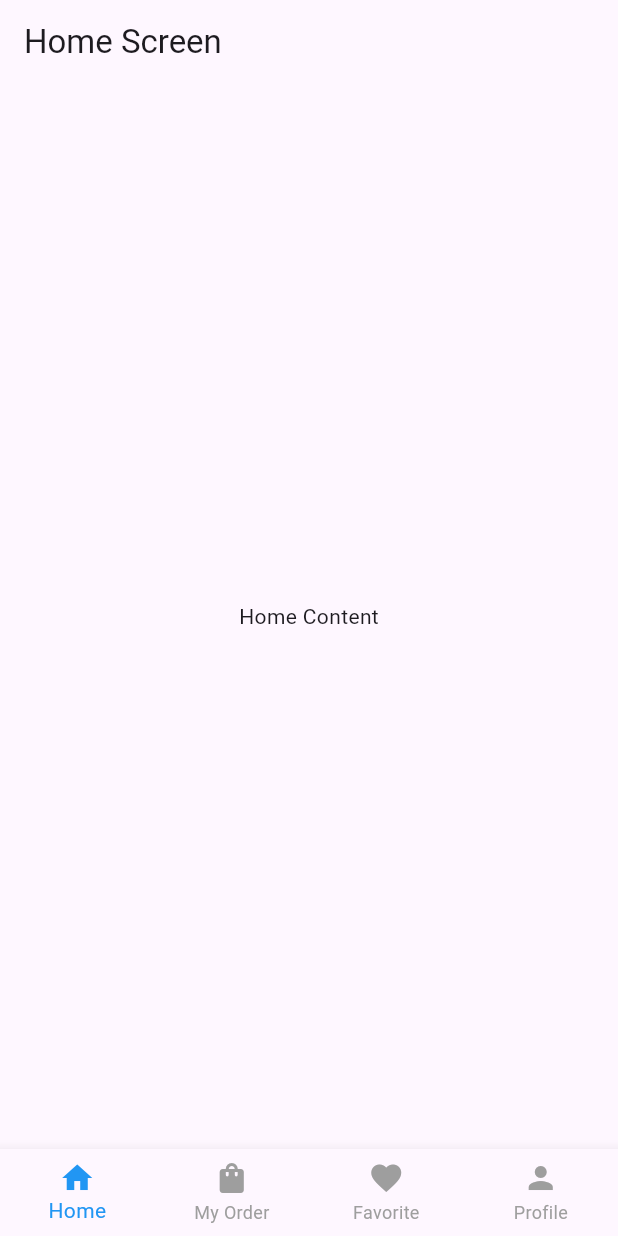
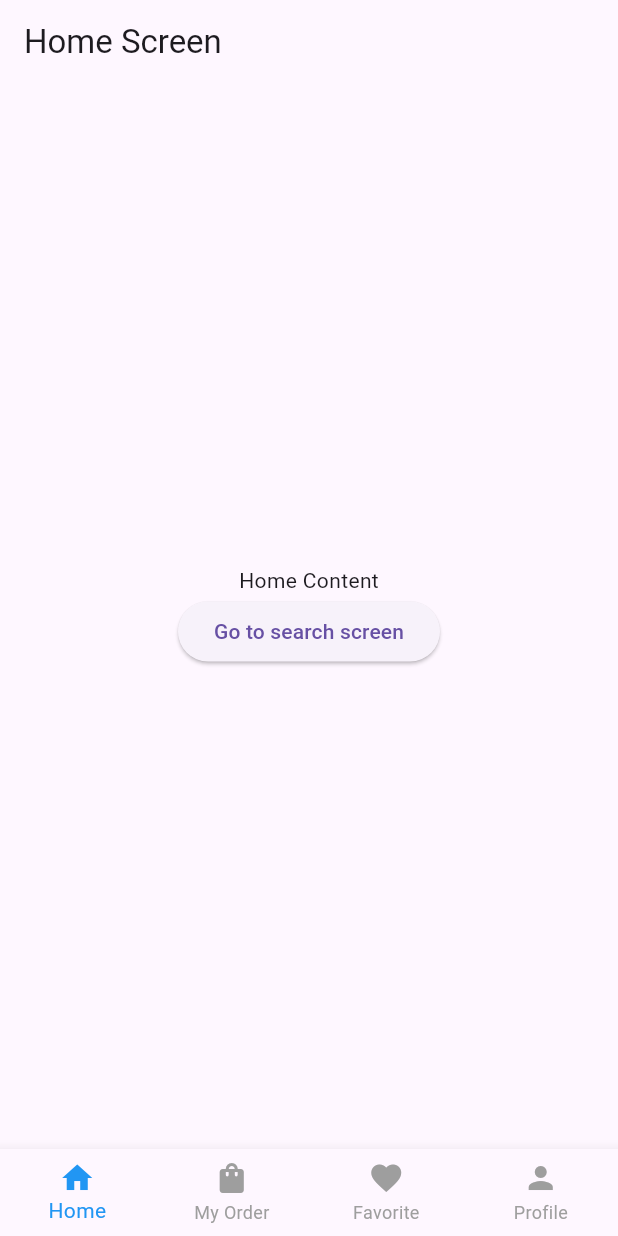
Before and after one commit to DAMHONGDUC/dutuku_e_commerce, a Flutter app: the LoginOTPScreen screen opened by its route, after a tap on "Verify OTP", on a phone screen of 412 x 824 dp. Run offline on Flutter 3.47's test engine with Material 3 defaults, Android fonts, the phone set to English and light mode, and no system bars; our stand-ins replace equatable, flutter_bloc, get_it, go_router, injectable; missing offline and left inert: system_design_flutter.

Commit message:
feat: update config app router

```diff
--- a/lib/src/core/navigation/app_routes.dart
+++ b/lib/src/core/navigation/app_routes.dart
@@ -1,62 +1,94 @@
+import 'package:flutter/material.dart';
 import 'package:system_design_flutter/index.dart';
 
+final GlobalKey<NavigatorState> kRootNavigatorKey = GlobalKey<NavigatorState>(
+  debugLabel: 'root',
+);
+
+final GlobalKey<NavigatorState> kHomeTabNavigatorKey =
+    GlobalKey<NavigatorState>(debugLabel: 'homeTabNav');
+final GlobalKey<NavigatorState> kMyOrderTabNavigatorKey =
+    GlobalKey<NavigatorState>(debugLabel: 'myOrderTabNav');
+final GlobalKey<NavigatorState> kFavoriteTabNavigatorKey =
+    GlobalKey<NavigatorState>(debugLabel: 'favoriteTabNav');
+final GlobalKey<NavigatorState> kProfileTabNavigatorKey =
+    GlobalKey<NavigatorState>(debugLabel: 'profileTabNav');
+
 class AppRoutes {
-  // Splash
   static const SdRouter splash = SdRouter(
     name: 'splash',
-    path: 'splash',
+    path: '/splash',
     fullPath: '/splash',
   );
 
-  // Tutorial
   static const SdRouter tutorial = SdRouter(
     name: 'tutorial',
-    path: 'tutorial',
+    path: '/tutorial',
     fullPath: '/tutorial',
   );
 
-  // Auth Stack
+  // Login stack
   static const SdRouter login = SdRouter(
     name: 'login',
-    path: 'login',
-    fullPath: '/auth/login',
+    path: '/login',
+    fullPath: '/login',
   );
+  static final SdRouter loginOtp = SdRouter(
+    name: 'login-otp',
+    path: 'login-otp',
+    fullPath: '${login.fullPath}/login-otp',
+  );
+
+  // Register stack
   static const SdRouter register = SdRouter(
     name: 'register',
-    path: 'register',
-    fullPath: '/auth/register',
-  );
-  static const SdRouter loginOtp = SdRouter(
-    name: 'loginOtp',
-    path: 'loginOtp',
-    fullPath: '/auth/login/otp',
-  );
-  static const SdRouter registerOtp = SdRouter(
-    name: 'registerOtp',
-    path: 'registerOtp',
-    fullPath: '/auth/register/otp',
+    path: '/register',
+    fullPath: '/register',
   );
 
-  // Base Screen Tabs
+  static final SdRouter registerOtp = SdRouter(
+    name: 'register-otp',
+    path: 'register-otp',
+    fullPath: '${register.fullPath}/register-otp',
+  );
+
+  // Home stack
   static const SdRouter home = SdRouter(
     name: 'home',
-    path: 'home',
-    fullPath: '/base/home',
+    path: '/home',
+    fullPath: '/home',
   );
 
+  static final SdRouter search = SdRouter(
+    name: 'search',
+    path: 'search',
+    fullPath: '${home.fullPath}/search',
+  );
+
+  // My order stack
   static const SdRouter myOrder = SdRouter(
-    name: 'myOrder',
-    path: 'my-order',
-    fullPath: '/base/my-order',
+    name: 'my-order',
+    path: '/my-order',
+    fullPath: '/my-order',
   );
+
+  static final SdRouter myOrderDetail = SdRouter(
+    name: 'myOrderDetail',
+    path: 'my-order-detail',
+    fullPath: '${myOrder.fullPath}/my-order-detail',
+  );
+
+  // Favorite stack
   static const SdRouter favorite = SdRouter(
     name: 'favorite',
-    path: 'favorite',
-    fullPath: '/base/favorite',
+    path: '/favorite',
+    fullPath: '/favorite',
   );
+
+  // Profile stack
   static const SdRouter profile = SdRouter(
     name: 'profile',
-    path: 'profile',
-    fullPath: '/base/profile',
+    path: '/profile',
+    fullPath: '/profile',
   );
 }
--- a/lib/src/core/navigation/router.dart
+++ b/lib/src/core/navigation/router.dart
@@ -1,5 +1,6 @@
 import 'package:dutuku_e_commerce/src/core/navigation/stack/favorite_stack.dart';
 import 'package:dutuku_e_commerce/src/core/navigation/stack/home_stack.dart';
+import 'package:dutuku_e_commerce/src/core/navigation/stack/login_stack.dart';
 import 'package:dutuku_e_commerce/src/core/navigation/stack/my_order_stack.dart';
 import 'package:dutuku_e_commerce/src/core/navigation/stack/profile_stack.dart';
 import 'package:dutuku_e_commerce/src/presentation/base/base_screen.dart';
@@ -9,46 +10,33 @@ import 'package:flutter/material.dart';
 import 'package:go_router/go_router.dart';
 
 import 'app_routes.dart';
-import 'stack/auth_stack.dart';
-
-final GlobalKey<NavigatorState> kRootNavigatorKey = GlobalKey<NavigatorState>(
-  debugLabel: 'root',
-);
-
-// Define global keys for each branch's navigator if you need to access them programmatically
-// This is good practice for clarity, though not strictly required by StatefulShellRoute for basic usage
-final GlobalKey<NavigatorState> kHomeTabNavigatorKey =
-    GlobalKey<NavigatorState>(debugLabel: 'homeTabNav');
-final GlobalKey<NavigatorState> kMyOrderTabNavigatorKey =
-    GlobalKey<NavigatorState>(debugLabel: 'myOrderTabNav');
-final GlobalKey<NavigatorState> kFavoriteTabNavigatorKey =
-    GlobalKey<NavigatorState>(debugLabel: 'favoriteTabNav');
-final GlobalKey<NavigatorState> kProfileTabNavigatorKey =
-    GlobalKey<NavigatorState>(debugLabel: 'profileTabNav');
+import 'stack/register_stack.dart';
 
 final GoRouter kAppRouter = GoRouter(
   observers: [],
   navigatorKey: kRootNavigatorKey,
-  initialLocation: AppRoutes.splash.fullPath,
+  initialLocation: AppRoutes.splash.path,
   debugLogDiagnostics: true,
   routes: <RouteBase>[
     GoRoute(
-      path: AppRoutes.splash.fullPath,
+      path: AppRoutes.splash.path,
       name: AppRoutes.splash.name,
       builder: (BuildContext context, GoRouterState state) {
         return const SplashScreen();
       },
     ),
     GoRoute(
-      path: AppRoutes.tutorial.fullPath,
+      path: AppRoutes.tutorial.path,
       name: AppRoutes.tutorial.name,
       builder: (BuildContext context, GoRouterState state) {
         return const TutorialScreen();
       },
     ),
-    // Auth stack
-    ...AuthStack.routes,
-    // Base Screen Tabs using StatefulShellRoute
+    // Login stack
+    ...LoginStack.routes,
+    // Register stack
+    ...RegisterStack.routes,
+    // Bottom tab
     StatefulShellRoute.indexedStack(
       builder:
           (
@@ -56,7 +44,6 @@ final GoRouter kAppRouter = GoRouter(
             GoRouterState state,
             StatefulNavigationShell navigationShell,
           ) {
-            // Pass the StatefulNavigationShell to BaseScreen so it can manage tabs
             return BaseScreen(navigationShell: navigationShell);
           },
       branches: <StatefulShellBranch>[
--- a/lib/src/core/navigation/stack/favorite_stack.dart
+++ b/lib/src/core/navigation/stack/favorite_stack.dart
@@ -6,7 +6,7 @@ import 'package:go_router/go_router.dart';
 class FavoriteStack {
   static final List<GoRoute> routes = [
     GoRoute(
-      path: AppRoutes.favorite.fullPath,
+      path: AppRoutes.favorite.path,
       name: AppRoutes.favorite.name,
       builder: (BuildContext context, GoRouterState state) {
         return const FavoriteScreen();
--- a/lib/src/core/navigation/stack/profile_stack.dart
+++ b/lib/src/core/navigation/stack/profile_stack.dart
@@ -6,7 +6,7 @@ import 'package:go_router/go_router.dart';
 class ProfileStack {
   static final List<GoRoute> routes = [
     GoRoute(
-      path: AppRoutes.profile.fullPath,
+      path: AppRoutes.profile.path,
       name: AppRoutes.profile.name,
       builder: (BuildContext context, GoRouterState state) {
         return const ProfileScreen();
--- a/lib/src/presentation/home/home_screen.dart
+++ b/lib/src/presentation/home/home_screen.dart
@@ -1,4 +1,6 @@
+import 'package:dutuku_e_commerce/src/core/navigation/config.dart';
 import 'package:flutter/material.dart';
+import 'package:go_router/go_router.dart';
 
 class HomeScreen extends StatelessWidget {
   const HomeScreen({super.key});
@@ -10,7 +12,15 @@ class HomeScreen extends StatelessWidget {
       body: Center(
         child: Column(
           mainAxisAlignment: MainAxisAlignment.center,
-          children: [const Text('Home Content')],
+          children: [
+            const Text('Home Content'),
+            ElevatedButton(
+              onPressed: () {
+                GoRouter.of(context).push(AppRoutes.search.fullPath);
+              },
+              child: Text('Go to search screen'),
+            ),
+          ],
         ),
       ),
     );
--- a/lib/src/presentation/my_order/my_order_screen.dart
+++ b/lib/src/presentation/my_order/my_order_screen.dart
@@ -1,5 +1,7 @@
 // lib/screens/base/my_order_screen.dart
+import 'package:dutuku_e_commerce/src/core/core.dart';
 import 'package:flutter/material.dart';
+import 'package:go_router/go_router.dart';
 
 class MyOrderScreen extends StatelessWidget {
   const MyOrderScreen({super.key});
@@ -8,7 +10,19 @@ class MyOrderScreen extends StatelessWidget {
   Widget build(BuildContext context) {
     return Scaffold(
       appBar: AppBar(title: const Text('My Order Screen')),
-      body: const Center(child: Text('My Order Content')),
+      body: Center(
+        child: Column(
+          children: [
+            Text('My Order Content'),
+            ElevatedButton(
+              onPressed: () {
+                GoRouter.of(context).push(AppRoutes.myOrderDetail.fullPath);
+              },
+              child: Text('Go to my order detail screen'),
+            ),
+          ],
+        ),
+      ),
     );
   }
 }
```
Also changed, not shown: lib/src/core/navigation/stack/auth_stack.dart (deleted, +0 -40 lines), lib/src/core/navigation/stack/home_stack.dart (+12 -2 lines), lib/src/core/navigation/stack/login_stack.dart (added, +26 -0 lines), lib/src/core/navigation/stack/my_order_stack.dart (+11 -2 lines), lib/src/core/navigation/stack/register_stack.dart (added, +26 -0 lines), lib/src/presentation/home/search/search_screen.dart (added, +119 -0 lines), lib/src/presentation/my_order/my_order_detail/my_order_detail.dart (added, +175 -0 lines).
